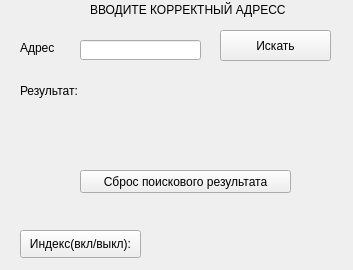
Old version of the form bebrar.ui in the repository detdomboy228/big_API_project.
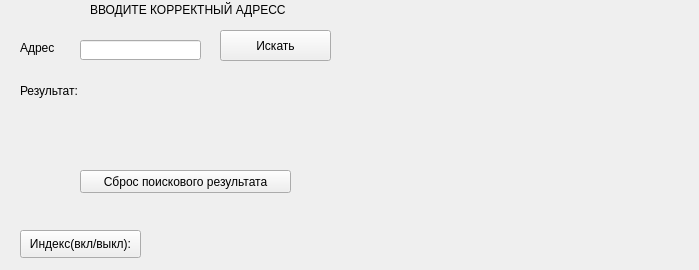
New version of the form.

```diff
--- a/bebrar.ui
+++ b/bebrar.ui
@@ -6,7 +6,7 @@
    <rect>
     <x>0</x>
     <y>0</y>
-    <width>353</width>
+    <width>699</width>
     <height>270</height>
    </rect>
   </property>
@@ -92,22 +92,9 @@
    <widget class="QLabel" name="label_3">
     <property name="geometry">
      <rect>
-      <x>120</x>
-      <y>80</y>
-      <width>211</width>
-      <height>21</height>
-     </rect>
-    </property>
-    <property name="text">
-     <string/>
-    </property>
-   </widget>
-   <widget class="QLabel" name="label_4">
-    <property name="geometry">
-     <rect>
-      <x>120</x>
+      <x>10</x>
       <y>120</y>
-      <width>211</width>
+      <width>681</width>
       <height>21</height>
      </rect>
     </property>
```
